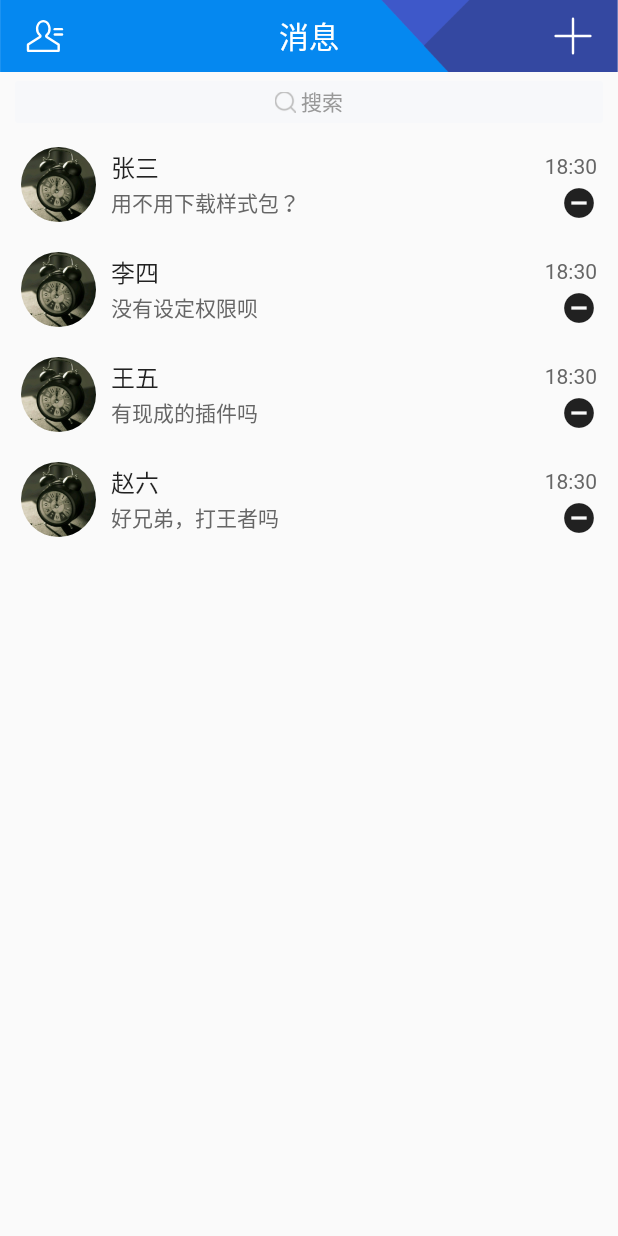
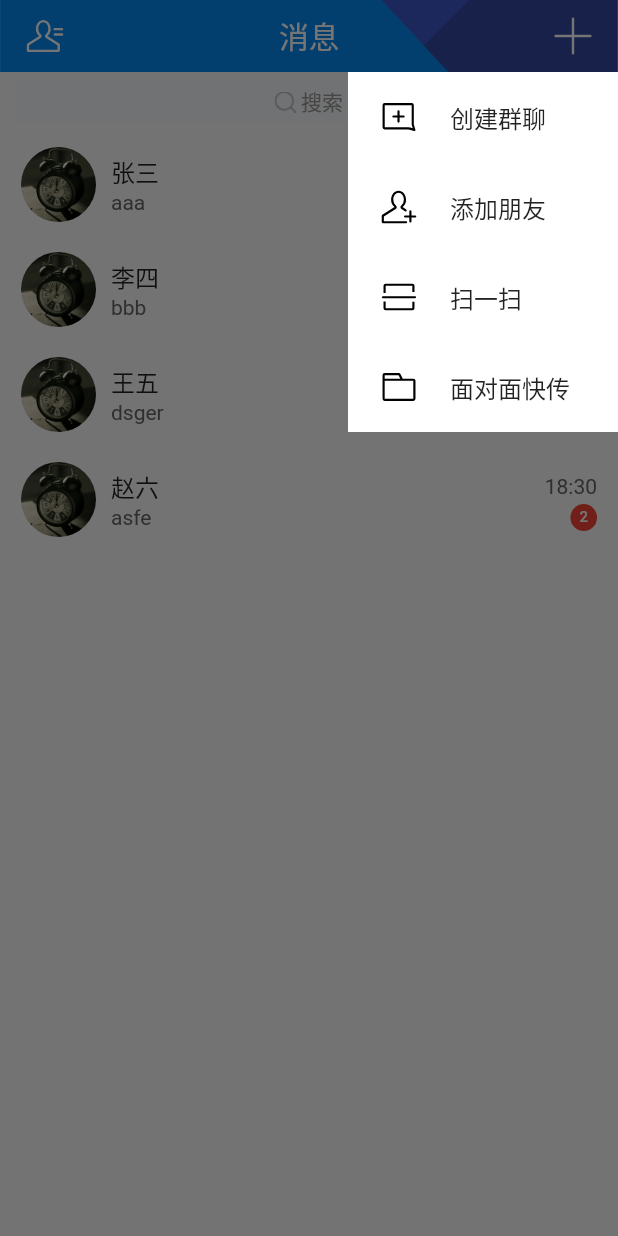
Before and after one commit to cscxj/tim, a Flutter app: the MessagePage screen opened directly, after a tap on an icon or button, on a phone screen of 412 x 824 dp. Run offline on Flutter 3.47's test engine with Material 2 defaults, Android fonts, the phone set to English and light mode, and no system bars; our stand-ins replace dio, flutter_easyrefresh, flutter_svg, fluttertoast, sticky_headers.

Commit message:
粘性tag

```diff
--- a/lib/pages/chat_page.dart
+++ b/lib/pages/chat_page.dart
@@ -49,7 +49,7 @@ class _ChatPageState extends State<ChatPage> {
   double oldLayoutLength = .0; // 加载到新数据的新增布局长度
 
   void sendMessage(String msg, ConversationEntity conv) {
-    Client.channel.sink.add(msg + '/' + conv.objectId.toString());
+    //Client.channel.sink.add(msg + '/' + conv.objectId.toString());
     MessageEntity message = MessageEntity(
         time: DateTime.now(),
         content: msg,
--- a/lib/pages/login_page.dart
+++ b/lib/pages/login_page.dart
@@ -92,9 +92,13 @@ class _LoginPageState extends State<LoginPage> with TickerProviderStateMixin {
         return;
       }
 
-      Navigator.push(context, CupertinoPageRoute(builder: (_){
-        return HomePage();
-      }));
+      Navigator.pushAndRemoveUntil(context,
+          new PageRouteBuilder(pageBuilder: (_, anim1, anim2) {
+        return FadeTransition(
+          opacity: anim1,
+          child: HomePage(),
+        );
+      }), (route) => route == null);
       // Response<String> response = await _dio.post(Api.login, queryParameters: {
       //   'username': _userInputController.text,
       //   'password': _pwdInputController.text
@@ -407,11 +411,12 @@ class _LoginPageState extends State<LoginPage> with TickerProviderStateMixin {
                             child: Row(
                               mainAxisAlignment: MainAxisAlignment.spaceBetween,
                               children: <Widget>[
-                                getLinkText('新用户注册',onPress: (){
-                                  Navigator.push(context, EnterExitRoute(
-                                    exitPage: widget,
-                                    enterPage: RegisterPage()
-                                  ));
+                                getLinkText('新用户注册', onPress: () {
+                                  Navigator.push(
+                                      context,
+                                      EnterExitRoute(
+                                          exitPage: widget,
+                                          enterPage: RegisterPage()));
                                 }),
                                 _formEnterAnimation.value < .5
                                     ? getLinkText('了解TIM')
--- a/lib/pages/message_page.dart
+++ b/lib/pages/message_page.dart
@@ -12,6 +12,7 @@ import 'package:flutter_tim/pages/friend_info_page.dart';
 import 'package:flutter_tim/pages/home_page.dart';
 import 'package:flutter_tim/pages/login_page.dart';
 import 'package:flutter_tim/pages/message_page/auto_app_bar.dart';
+import 'package:flutter_tim/pages/message_page/func_menu.dart';
 import 'package:flutter_tim/pages/message_page/message_item.dart';
 import 'package:flutter_tim/state/conversation_state.dart';
 import 'package:flutter_tim/state/message_state.dart';
@@ -19,10 +20,11 @@ import 'package:flutter_tim/state/user_state.dart';
 import 'package:flutter_tim/utils/tim_refresh_header.dart';
 import 'package:flutter_tim/widgets/enter_exit_route.dart';
 import 'package:flutter_tim/widgets/fake_search_bar.dart';
+
 import 'package:flutter_tim/api/api.dart';
 import 'package:provider/provider.dart';
+
 import 'dart:convert' as cv;
-
 
 class MessagePage extends StatefulWidget {
   @override
@@ -134,6 +136,24 @@ class _MessagePageState extends State<MessagePage> {
               // Navigator.push(context, CupertinoPageRoute(builder: (_) {
               //   return LoginPage();
               // }));
+
+              showDialog(
+                  context: context,
+                  builder: (_) {
+                    return FuncMenu(
+                      items: [
+                        FuncItem(
+                            icon: 'assets/svg/tim_create_chat.svg',
+                            text: "创建群聊"),
+                        FuncItem(
+                            icon: 'assets/svg/tim_add_friend.svg',
+                            text: "添加朋友"),
+                        FuncItem(icon: 'assets/svg/tim_scan.svg', text: '扫一扫'),
+                        FuncItem(
+                            icon: 'assets/svg/tim_folder.svg', text: '面对面快传')
+                      ],
+                    );
+                  });
             },
             child: SvgPicture.asset(
               'assets/svg/tim_add.svg',
--- /dev/null
+++ b/lib/pages/message_page/func_menu.dart
@@ -0,0 +1,78 @@
+import 'package:flutter/material.dart';
+import 'package:flutter_svg/flutter_svg.dart';
+import 'package:provider/single_child_widget.dart';
+
+class FuncItem {
+  final String icon;
+  final String text;
+  final Function onTap;
+  FuncItem({this.onTap, this.icon, this.text: ""});
+}
+
+class FuncMenu extends StatefulWidget {
+  final List<FuncItem> items;
+
+  const FuncMenu({Key key, @required this.items}) : super(key: key);
+
+  @override
+  _FuncMenuState createState() => _FuncMenuState();
+}
+
+class _FuncMenuState extends State<FuncMenu> with TickerProviderStateMixin {
+  AnimationController _enterAnim;
+
+  @override
+  void initState() {
+    super.initState();
+    _enterAnim =
+        AnimationController(vsync: this, duration: Duration(milliseconds: 300));
+    _enterAnim.addListener(() {
+      setState(() {});
+    });
+    _enterAnim.forward();
+  }
+
+  @override
+  Widget build(BuildContext context) {
+    Size screenSize = MediaQuery.of(context).size;
+    return Padding(
+      padding: EdgeInsets.only(
+          top: 48,
+          left: screenSize.width - 180,
+          bottom: screenSize.height - 60 * widget.items.length - 48),
+      child: Transform.scale(
+        origin: Offset(90, -105),
+        scale: _enterAnim.value,
+        child: Material(
+          child: Container(
+            color: Colors.white,
+            child: Column(
+              children: widget.items
+                  .map((menuItem) => Expanded(
+                      child: FlatButton(
+                          onPressed: menuItem.onTap ?? () {},
+                          child: Row(
+                            mainAxisAlignment: MainAxisAlignment.start,
+                            children: <Widget>[
+                              Padding(
+                                padding: EdgeInsets.only(right: 16),
+                                child: SvgPicture.asset(
+                                  menuItem.icon,
+                                  color: Colors.black,
+                                  width: 36,
+                                ),
+                              ),
+                              Text(
+                                menuItem.text,
+                                style: TextStyle(fontSize: 16),
+                              )
+                            ],
+                          ))))
+                  .toList(),
+            ),
+          ),
+        ),
+      ),
+    );
+  }
+}
--- a/lib/pages/message_page/message_item.dart
+++ b/lib/pages/message_page/message_item.dart
@@ -2,6 +2,7 @@ import 'package:flutter/material.dart';
 import 'package:flutter_tim/pages/chat_page.dart';
 import 'package:flutter_tim/pages/home_page.dart';
 import 'package:flutter_tim/pages/message_page.dart';
+import 'package:flutter_tim/pages/message_page/sticky_tag.dart';
 import 'package:flutter_tim/state/conversation_state.dart';
 import 'package:flutter_tim/state/message_state.dart';
 import 'package:flutter_tim/utils/scroll_behaviors.dart';
@@ -182,7 +183,8 @@ class _MessageItemState extends State<MessageItem> {
                                       ),
                                       widget.data.messages.isNotEmpty
                                           ? Text(
-                                              _genTime(widget.data.messages.first.time),
+                                              _genTime(widget
+                                                  .data.messages.first.time),
                                               style: TextStyle(
                                                   color: Color(0xff666666),
                                                   fontSize: 14.0,
@@ -212,7 +214,27 @@ class _MessageItemState extends State<MessageItem> {
                                               ),
                                             )
                                           : Container(),
-                                      Icon(Icons.remove_circle)
+                                      StickyTag(
+                                        onLoosen: () {
+                                          setState(() {});
+                                        },
+                                        maxContactDistance: 80,
+                                        size: 16,
+                                        child: Container(
+                                          decoration: BoxDecoration(
+                                              color: Colors.red,
+                                              borderRadius: BorderRadius.all(
+                                                  Radius.circular(100))),
+                                          padding: EdgeInsets.symmetric(
+                                              horizontal: 6, vertical: 3),
+                                          child: Text(
+                                            '2',
+                                            style: TextStyle(
+                                                color: Colors.white,
+                                                fontSize: 10),
+                                          ),
+                                        ),
+                                      )
                                     ],
                                   )
                                 ],
--- /dev/null
+++ b/lib/pages/message_page/sticky_tag.dart
@@ -0,0 +1,187 @@
+import 'dart:math';
+
+import 'package:flutter/material.dart';
+
+class StickyTag extends StatefulWidget {
+  final double maxContactDistance; // 粘性区域最大长度
+  final double size; // 粘性区域的大小
+  final Color color; // 粘性区域的颜色
+  final Widget child; // 要显示的小控件
+  final Function onLoosen; // 松手事件
+
+  const StickyTag(
+      {Key key,
+      this.maxContactDistance: 150,
+      this.size: 30,
+      this.color: Colors.red,
+      this.child,
+      this.onLoosen})
+      : super(key: key);
+
+  @override
+  _StickyTagState createState() => _StickyTagState();
+}
+
+class _StickyTagState extends State<StickyTag> with TickerProviderStateMixin {
+  Offset _touchPosition;
+  AnimationController _animationController;
+  Animation<Offset> _animation; // 三段回弹动画
+  Animation<Offset> _animation2;
+  Animation<Offset> _animation3;
+
+  @override
+  void initState() {
+    super.initState();
+    _touchPosition = Offset(0, 0);
+  }
+
+  @override
+  void dispose() {
+    super.dispose();
+    _animationController?.dispose();
+  }
+
+  @override
+  Widget build(BuildContext context) {
+    return Listener(
+        behavior: HitTestBehavior.opaque,
+        onPointerUp: (e) {
+          if (_touchPosition.distance >
+              widget.maxContactDistance - widget.size) {
+            widget.onLoosen();
+            setState(() {
+              _touchPosition = Offset(0, 0);
+            });
+            return;
+          }
+          _animationController?.dispose();
+          _animationController = AnimationController(
+              vsync: this, duration: Duration(milliseconds: 300))
+            ..addListener(() {
+              setState(() {
+                _touchPosition =
+                    _animation.value + _animation2.value + _animation3.value;
+              });
+            });
+          _animation = Tween(begin: _touchPosition, end: -_touchPosition / 2)
+              .animate(CurvedAnimation(
+                  parent: _animationController,
+                  curve: Interval(0.0, 4 / 7, curve: Curves.linear)));
+          _animation2 = Tween(begin: Offset(0, 0), end: _touchPosition * 3 / 4)
+              .animate(CurvedAnimation(
+                  parent: _animationController,
+                  curve: Interval(4 / 7, 6 / 7, curve: Curves.linear)));
+          _animation3 = Tween(begin: Offset(0, 0), end: -_touchPosition / 4)
+              .animate(CurvedAnimation(
+                  parent: _animationController,
+                  curve: Interval(6 / 7, 1.0, curve: Curves.linear)));
+          _animationController.forward();
+        },
+        onPointerMove: (e) {
+          setState(() {
+            // e.localPostion是触摸点相对控件左上角的位置，要求出相对于中心的位置
+            _touchPosition = Offset(e.localPosition.dx - widget.size / 2,
+                e.localPosition.dy - widget.size / 2);
+          });
+        },
+        child:
+            // Draggable(
+            //     child: widget.child,
+            //     childWhenDragging: Container(
+            //       width: widget.size,
+            //       height: widget.size,
+            //       child: CustomPaint(
+            //       painter: _StickyTagPainter(
+            //           _touchPosition, widget.maxContactDistance, widget.color),
+            //     ),
+            //     ),
+            //     feedback: widget.child)
+
+            Stack(
+          alignment: Alignment.center,
+          overflow: Overflow.visible,
+          children: <Widget>[
+            Container(
+              height: widget.size,
+              width: widget.size,
+              child: CustomPaint(
+                painter: _StickyTagPainter(
+                    _touchPosition, widget.maxContactDistance, widget.color),
+              ),
+            ),
+            Transform.translate(
+              offset: Offset(_touchPosition.dx, _touchPosition.dy),
+              child: widget.child,
+            ),
+          ],
+        ));
+  }
+}
+
+class _StickyTagPainter extends CustomPainter {
+  Offset fingerPosition;
+  double maxDistance;
+  final Color color;
+
+  double _smallPointerSize;
+  double _distance;
+  double _slantRange; //倾斜角大小
+
+  _StickyTagPainter(this.fingerPosition, this.maxDistance, this.color);
+
+  @override
+  void paint(Canvas canvas, Size size) {
+    if (fingerPosition.distance > maxDistance - size.width) {
+      return;
+    }
+    double bigPointerSize = min(size.width, size.height) / 2;
+
+    Offset c = Offset(size.width / 2, size.height / 2);
+    fingerPosition ??= Offset(0, 0);
+    double distanceX = fingerPosition.dx; // X轴上的偏移量
+    double distanceY = fingerPosition.dy; // y轴上的偏移量
+    _slantRange = atan(distanceX / distanceY);
+    _distance = sqrt(distanceX * distanceX + distanceY * distanceY);
+    _smallPointerSize = bigPointerSize * (1 - _distance / maxDistance);
+
+    Offset bezierContorlNode =
+        Offset(fingerPosition.dx / 2, fingerPosition.dy / 2); // 贝塞尔曲线控制点的位置
+    double startArmDx = cos(_slantRange) * _smallPointerSize;
+    double startArmDy = sin(_slantRange) * _smallPointerSize;
+    Offset startPoint1 = Offset(
+      startArmDx,
+      -startArmDy,
+    );
+
+    Offset startPoint2 = Offset(-startArmDx, startArmDy);
+    double endArmDx = cos(_slantRange) * bigPointerSize;
+    double endArmDy = sin(_slantRange) * bigPointerSize;
+    Offset endPoint1 = Offset(
+      endArmDx + fingerPosition.dx,
+      -endArmDy + fingerPosition.dy,
+    );
+    Offset endPoint2 =
+        Offset(-endArmDx + fingerPosition.dx, endArmDy + fingerPosition.dy);
+
+    Paint paint = Paint()..color = this.color;
+
+    canvas.translate(c.dx, c.dy); // 把canvas原点移到中间
+    canvas.drawCircle(Offset(0, 0), _smallPointerSize, paint); // 绘制小圆
+    canvas.drawCircle(fingerPosition, bigPointerSize, paint); // 绘制大圆
+
+    Path path = Path()
+      ..moveTo(startPoint1.dx, startPoint1.dy)
+      ..lineTo(startPoint2.dx, startPoint2.dy)
+      ..quadraticBezierTo(bezierContorlNode.dx, bezierContorlNode.dy,
+          endPoint2.dx, endPoint2.dy)
+      ..lineTo(endPoint1.dx, endPoint1.dy)
+      ..quadraticBezierTo(bezierContorlNode.dx, bezierContorlNode.dy,
+          startPoint1.dx, startPoint1.dy);
+    canvas.drawPath(path, paint); // 绘制粘性区域
+  }
+
+  @override
+  bool shouldRepaint(CustomPainter oldDelegate) {
+    return true;
+  }
+}
--- a/lib/pages/user_info_page.dart
+++ b/lib/pages/user_info_page.dart
@@ -31,6 +31,7 @@ class _UserInfoPageState extends State<UserInfoPage>
   double _topExtend = .0; // 下拉时，头部拉长的偏移亮
 
   _initAnimation() {
+
     // 头部高度增加动画
     _animationController =
         AnimationController(vsync: this, duration: Duration(milliseconds: 400));
--- a/lib/pages/work_page.dart
+++ b/lib/pages/work_page.dart
@@ -122,10 +122,9 @@ class _WorkPageState extends State<WorkPage> {
                             //Navigator.pushNamed(context, 'user_info_page');
                             Navigator.push(
                                 context,
-                                CupertinoPageRoute(
-                                    builder: (BuildContext context) {
-                                      return UserInfoPage();
-                                    }));
+                                PageRouteBuilder(pageBuilder: (_,anim1,anim2){
+                                  return UserInfoPage();
+                                }));
                           },
                           child: ClipOval(
                             child: Image.asset(Provider.of<UserState>(context).picture),
--- a/lib/state/conversation_state.dart
+++ b/lib/state/conversation_state.dart
@@ -29,7 +29,7 @@ class ConversationState with ChangeNotifier {
           objectPicture: "assets/touXiang.jpg",
           messages: [
             MessageEntity(
-                time: DateTime.now(), content: "用不用下载样式包？", isMeSend: false),
+                time: DateTime.now(), content: "aaa", isMeSend: false),
           ]),
       ConversationEntity(
           objectId: "1",
@@ -37,11 +37,11 @@ class ConversationState with ChangeNotifier {
           objectPicture: "assets/touXiang.jpg",
           messages: [
             MessageEntity(
-                time: DateTime.now(), content: "没有设定权限呗", isMeSend: false),
+                time: DateTime.now(), content: "bbb", isMeSend: false),
             MessageEntity(
-                time: DateTime.now(), content: "加个盒子试试", isMeSend: false),
+                time: DateTime.now(), content: "df", isMeSend: false),
             MessageEntity(
-                time: DateTime.now(), content: "好的👌", isMeSend: true),
+                time: DateTime.now(), content: "dsg👌", isMeSend: true),
           ]),
       ConversationEntity(
           objectId: "1",
@@ -49,15 +49,15 @@ class ConversationState with ChangeNotifier {
           objectPicture: "assets/touXiang.jpg",
           messages: [
             MessageEntity(
-                time: DateTime.now(), content: "有现成的插件吗", isMeSend: false),
+                time: DateTime.now(), content: "dsger", isMeSend: false),
             MessageEntity(
                 time: DateTime.now(), content: "ffmmet", isMeSend: false),
             MessageEntity(
-                time: DateTime.now(), content: "这是啥玩意", isMeSend: false),
+                time: DateTime.now(), content: "dfsgd", isMeSend: false),
             MessageEntity(
-                time: DateTime.now(), content: "pub上有，你去看看", isMeSend: true),
+                time: DateTime.now(), content: "dsgr", isMeSend: true),
             MessageEntity(
-                time: DateTime.now(), content: "哦哦哦", isMeSend: false),
+                time: DateTime.now(), content: "adsrg", isMeSend: false),
           ]),
       ConversationEntity(
           objectId: "1",
@@ -65,15 +65,15 @@ class ConversationState with ChangeNotifier {
           objectPicture: "assets/touXiang.jpg",
           messages: [
             MessageEntity(
-                time: DateTime.now(), content: "好兄弟，打王者吗", isMeSend: false),
+                time: DateTime.now(), content: "asfe", isMeSend: false),
             MessageEntity(
-                time: DateTime.now(), content: "四缺一", isMeSend: false),
+                time: DateTime.now(), content: "aefs", isMeSend: false),
             MessageEntity(
-                time: DateTime.now(), content: "不来", isMeSend: true),
+                time: DateTime.now(), content: "ss", isMeSend: true),
             MessageEntity(
-                time: DateTime.now(), content: "还么吃饭", isMeSend: false),
+                time: DateTime.now(), content: "eee", isMeSend: false),
             MessageEntity(
-                time: DateTime.now(), content: "吃完叫我", isMeSend: true),
+                time: DateTime.now(), content: "es", isMeSend: true),
           ])
     ];
   }
```
Also changed, not shown: 17 other files.
